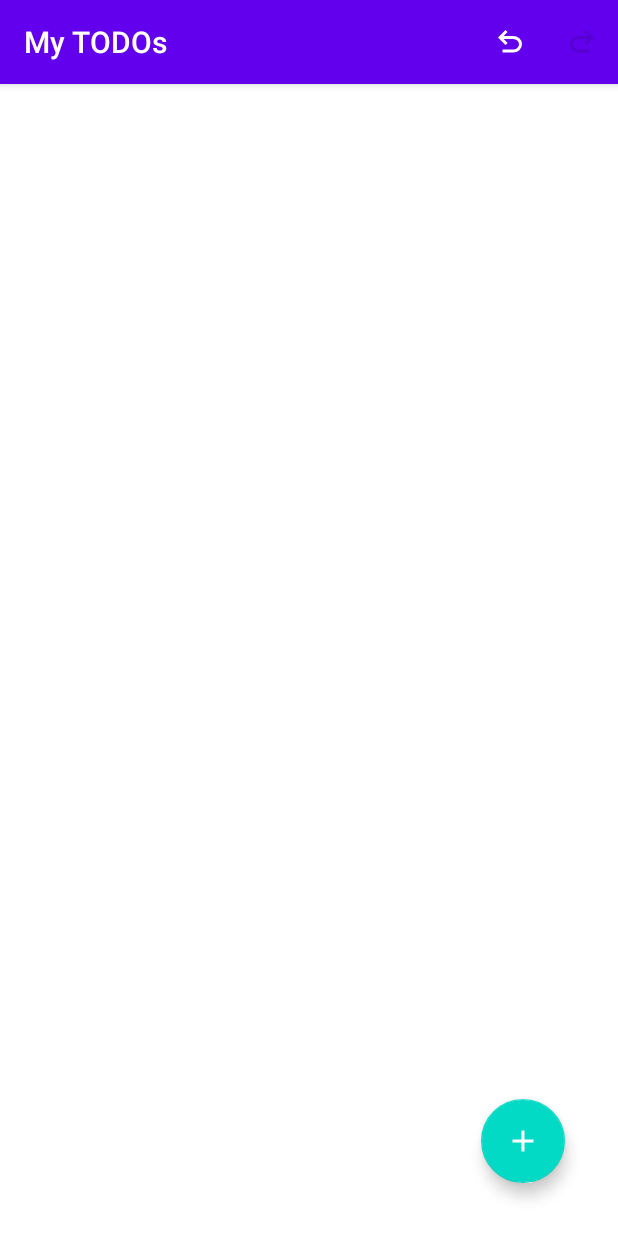
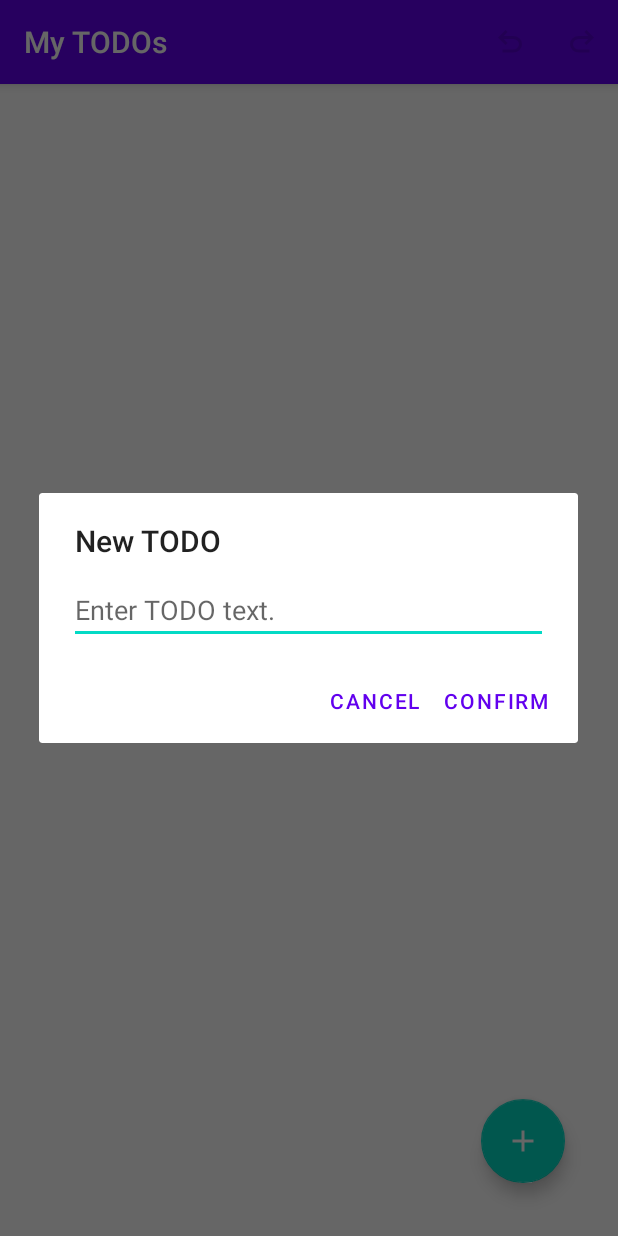
Before and after one commit to emrebasaran2002/room-demo, an Android app: the screen it shows after launch (MainActivity), after a tap on "Add New To-Do", on a phone screen of 412 x 824 dp. Run offline under Robolectric (Android 15) with nearby library versions, the phone set to English and light mode, and no system bars; our stand-ins replace Room's generated code.

Commit message:
Implemented adding, editting, and deleting TODOs

```diff
--- a/app/src/main/java/memre/roomdemo/MainActivity.kt
+++ b/app/src/main/java/memre/roomdemo/MainActivity.kt
@@ -1,23 +1,29 @@
 package memre.roomdemo
 
+import android.annotation.SuppressLint
 import android.content.res.Resources
 import android.os.Bundle
-import android.util.Log
 import android.view.Menu
 import android.view.MenuItem
+import android.view.View
+import android.view.ViewGroup
+import android.widget.EditText
+import android.widget.ImageButton
+import android.widget.Toast
 import android.widget.Toolbar
+import androidx.appcompat.app.AlertDialog
 import androidx.appcompat.content.res.AppCompatResources
 import androidx.fragment.app.FragmentActivity
 import androidx.lifecycle.ViewModelProvider
+import androidx.recyclerview.widget.ItemTouchHelper
+import androidx.recyclerview.widget.LinearLayoutManager
+import androidx.recyclerview.widget.RecyclerView
+import com.google.android.material.checkbox.MaterialCheckBox
 import com.google.android.material.floatingactionbutton.FloatingActionButton
 import memre.roomdemo.data.Todo
 import memre.roomdemo.data.TodoRepository
 
 class MainActivity : FragmentActivity() {
-
-    companion object {
-        private val TAG = MainActivity::class.simpleName
-    }
 
     private lateinit var mViewModel: MainActivityViewModel
 
@@ -40,11 +46,17 @@ class MainActivity : FragmentActivity() {
         // Prepare add to-do button.
         val addTodoButton: FloatingActionButton = findViewById(R.id.addTodoFAB)
         addTodoButton.setOnClickListener {
-            mViewModel.addTodo("Hello World!")
+            showTodoDialog()
         }
 
-        mViewModel.todos.observe(this) { todos: List<Todo> ->
-            Log.v(TAG, "TODOS: $todos")
+        // Prepare to-do RecyclerView.
+        val todoRecyclerView: RecyclerView = findViewById(R.id.todoRecyclerView)
+        val todoAdapter = TodoAdapter()
+        todoRecyclerView.adapter = todoAdapter
+        todoRecyclerView.layoutManager = LinearLayoutManager(this)
+        ItemTouchHelper(TodoItemTouchCallback()).attachToRecyclerView(todoRecyclerView)
+        mViewModel.todos.observe(this) { data ->
+            todoAdapter.data = data
         }
     }
 
@@ -92,4 +104,129 @@ class MainActivity : FragmentActivity() {
 
         return true
     }
+
+    // Suppressing lint because, while notifyDataSetChanged is not the most efficient,
+    // we are following the MVC architecture taught in CS349.
+    @SuppressLint("NotifyDataSetChanged")
+    private inner class TodoAdapter : RecyclerView.Adapter<TodoAdapter.TodoHolder>() {
+
+        private var _data: List<Todo> = listOf()
+        var data: List<Todo>
+            get() = _data
+            set(newData) {
+                _data = newData
+                notifyDataSetChanged()
+            }
+
+        inner class TodoHolder(itemView: View) : RecyclerView.ViewHolder(itemView) {
+            // Bound to-do.
+            var todo: Todo? = null
+
+            // References for views.
+            val checkBox: MaterialCheckBox = itemView.findViewById(R.id.todoCheckbox)
+            val editButton: ImageButton = itemView.findViewById(R.id.todoEditButton)
+        }
+
+        override fun onCreateViewHolder(parent: ViewGroup, viewType: Int): TodoHolder {
+            val itemView = layoutInflater.inflate(R.layout.todo_view, parent, false)
+            return TodoHolder(itemView)
+        }
+
+        override fun getItemCount(): Int {
+            return data.size
+        }
+
+        override fun onBindViewHolder(holder: TodoHolder, position: Int) {
+            val todo = data[position]
+            holder.todo = todo
+
+            // Prepare to-do checkbox.
+            val checkBox = holder.checkBox
+            checkBox.text = todo.text
+            // Hack: In order to avoid a circular call chain, we unset any previous
+            // listener (recall view holders are reused), set the initial checked
+            // status, and then set the new listener.
+            checkBox.setOnCheckedChangeListener(null)
+            checkBox.isChecked = todo.done
+            checkBox.setOnCheckedChangeListener { _, checked ->
+                mViewModel.editTodoDone(todo.id, checked)
+            }
+
+            // Prepare edit to-do button.
+            holder.editButton.setOnClickListener {
+                showTodoDialog(todo)
+            }
+        }
+    }
+
+    private inner class TodoItemTouchCallback : ItemTouchHelper.SimpleCallback(
+        0, // No support for dragging.
+        ItemTouchHelper.LEFT or ItemTouchHelper.RIGHT // Support for swiping.
+    ) {
+        override fun onMove(
+            recyclerView: RecyclerView,
+            source: RecyclerView.ViewHolder,
+            target: RecyclerView.ViewHolder
+        ): Boolean {
+            return false
+        }
+
+        override fun onSwiped(viewHolder: RecyclerView.ViewHolder, direction: Int) {
+            val todo = (viewHolder as TodoAdapter.TodoHolder).todo
+                ?: throw IllegalStateException("Unbound view swiped.")
+            mViewModel.deleteTodo(todo.id)
+        }
+    }
+
+    @SuppressLint("InflateParams")
+    private fun showTodoDialog(todo: Todo? = null) {
+        // Inflate dialog's content view.
+        val view = layoutInflater.inflate(R.layout.todo_dialog, null)
+        val editText: EditText = view.findViewById(R.id.todoDialogEditText)
+        todo?.let { editText.setText(it.text) }
+
+        // Determine title for dialog.
+        val titleStringRes =
+            if (todo == null) {
+                R.string.addNewTodoDialogTitle
+            } else {
+                R.string.editTodoDialogTitle
+            }
+
+        // Callback for user confirmation.
+        fun confirm() {
+            val newText = editText.text.toString().trim()
+
+            // Validate against empty text.
+            if (newText.isEmpty()) {
+                Toast.makeText(this, R.string.todoDialogEmptyTextToast,
+                    Toast.LENGTH_SHORT).show()
+                return
+            }
+
+            if (todo == null) {
+                // If new to-do dialog, add to-do.
+                mViewModel.addTodo(newText)
+            } else {
+                // If edit to-do dialog, edit to-do if new text is different.
+                if (todo.text == newText) {
+                    Toast.makeText(this, R.string.editTodoDialogSameTextToast,
+                        Toast.LENGTH_SHORT).show()
+                } else {
+                    mViewModel.editTodoText(todo.id, newText)
+                }
+            }
+        }
+
+        AlertDialog.Builder(this)
+            .setTitle(titleStringRes)
+            .setView(view)
+            .setPositiveButton(R.string.confirmBtnText) { _, _ ->
+                confirm()
+            }
+            .setNegativeButton(R.string.cancelBtnText) { _, _ ->
+                // Nothing to do, dialog will simply close.
+            }
+            .show()
+    }
 }
--- /dev/null
+++ b/app/src/main/res/layout/todo_dialog.xml
@@ -0,0 +1,21 @@
+<?xml version="1.0" encoding="utf-8"?>
+<androidx.constraintlayout.widget.ConstraintLayout xmlns:android="http://schemas.android.com/apk/res/android"
+    xmlns:app="http://schemas.android.com/apk/res-auto"
+    xmlns:tools="http://schemas.android.com/tools"
+    android:layout_width="match_parent"
+    android:layout_height="wrap_content"
+    android:paddingHorizontal="20dp"
+    android:paddingVertical="10dp">
+
+    <EditText
+        android:id="@+id/todoDialogEditText"
+        android:layout_width="0dp"
+        android:layout_height="wrap_content"
+        android:hint="@string/todoDialogEditTextHint"
+        android:inputType="text"
+        app:layout_constraintLeft_toLeftOf="parent"
+        app:layout_constraintRight_toRightOf="parent"
+        app:layout_constraintTop_toTopOf="parent"
+        tools:ignore="Autofill" />
+
+</androidx.constraintlayout.widget.ConstraintLayout>
--- a/app/src/main/res/values/strings.xml
+++ b/app/src/main/res/values/strings.xml
@@ -5,4 +5,11 @@
     <string name="todoEditButtonContentDesc">Edit To-Do</string>
     <string name="undoMenuItemText">Undo</string>
     <string name="redoMenuItemText">Redo</string>
+    <string name="editTodoDialogTitle">Edit TODO</string>
+    <string name="addNewTodoDialogTitle">New TODO</string>
+    <string name="confirmBtnText">Confirm</string>
+    <string name="cancelBtnText">Cancel</string>
+    <string name="todoDialogEditTextHint">Enter TODO text.</string>
+    <string name="todoDialogEmptyTextToast">TODO text cannot be empty.</string>
+    <string name="editTodoDialogSameTextToast">TODO text same as before!</string>
 </resources>
```
Also changed, not shown: app/src/main/res/layout/todo_view.xml (+6 -4 lines).
